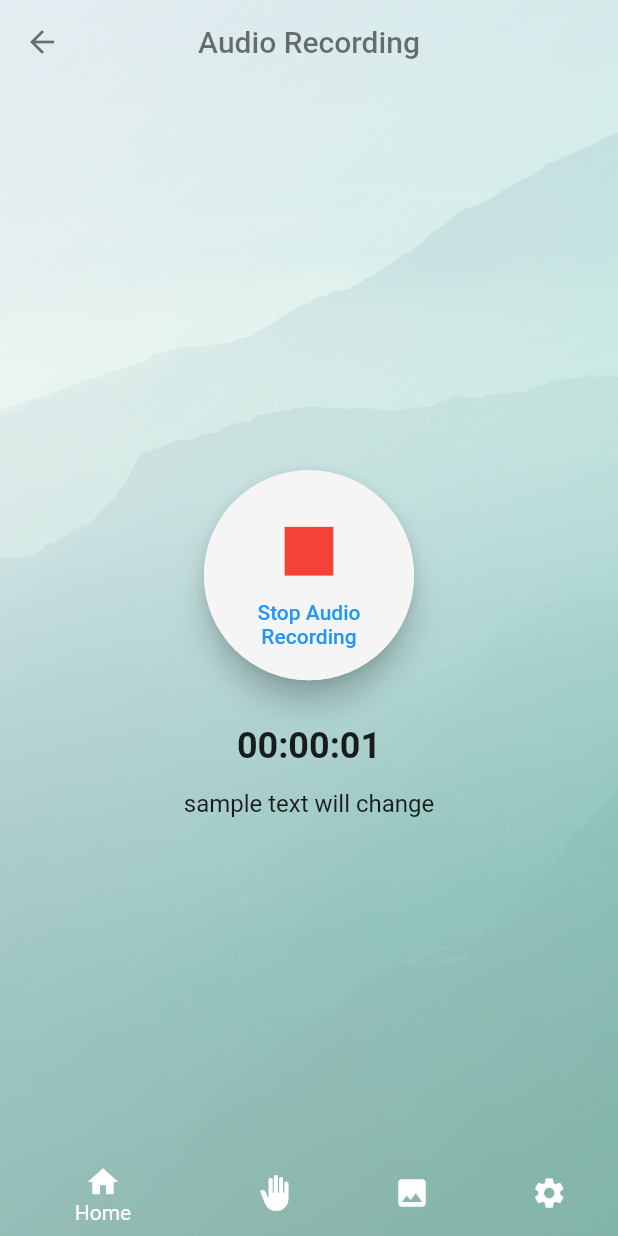
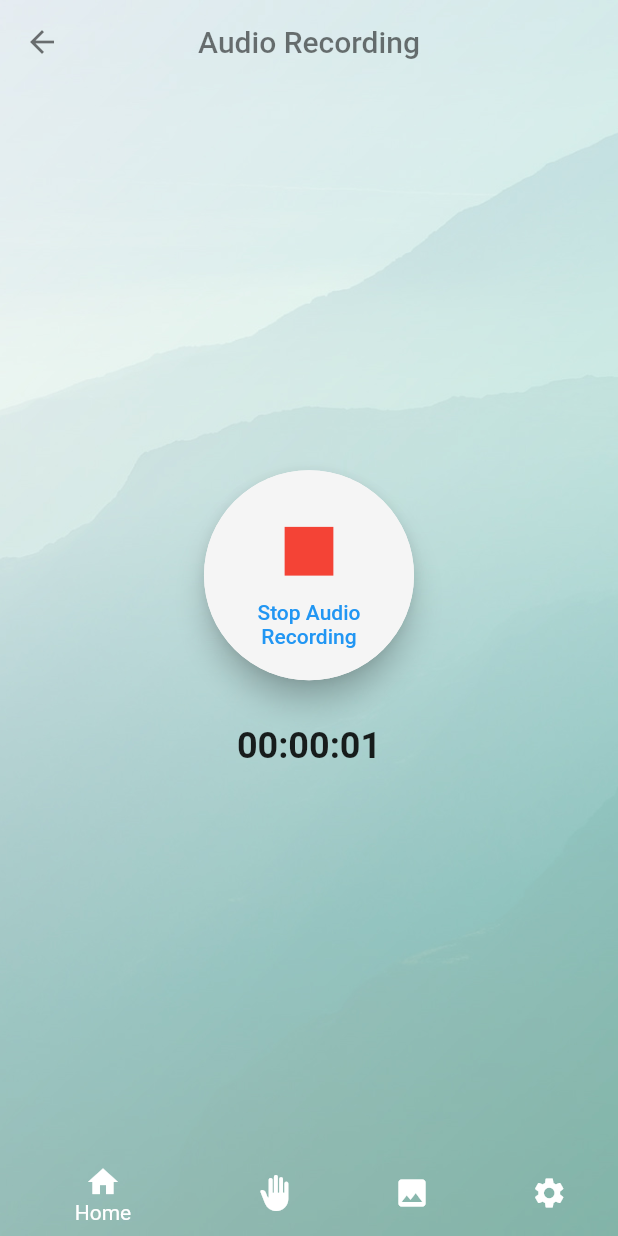
Before and after one commit to umgc/fall2023, a Flutter app: the AudioScreen screen opened directly, on a phone screen of 412 x 824 dp. Run offline on Flutter 3.47's test engine with Material 2 defaults, Android fonts, the phone set to English and light mode, and no system bars; drawn by our look-alikes of avatar_glow; our stand-ins replace camera, flutter_dotenv, flutter_speed_dial, flutter_tts, geocoding, geolocator and 4 more; missing offline and left inert: aws_kinesis_api, aws_rekognition_api, aws_s3_api, aws_transcribe_api, dart_openai, flutter_sound and 1 more; accounts and stored records are empty; statements that could not run were skipped.

Commit message:
Remove sample text for presentation purposes right now

```diff
--- a/cogniopenapp/lib/ui/audioScreen.dart
+++ b/cogniopenapp/lib/ui/audioScreen.dart
@@ -78,7 +78,7 @@ class _AudioScreenState extends State<AudioScreen> {
 
   S3Bucket s3Connection = S3Bucket();
 
-  String transcription = 'sample text will change';
+  String transcription = '';
 
   @override
   void initState() {
```
